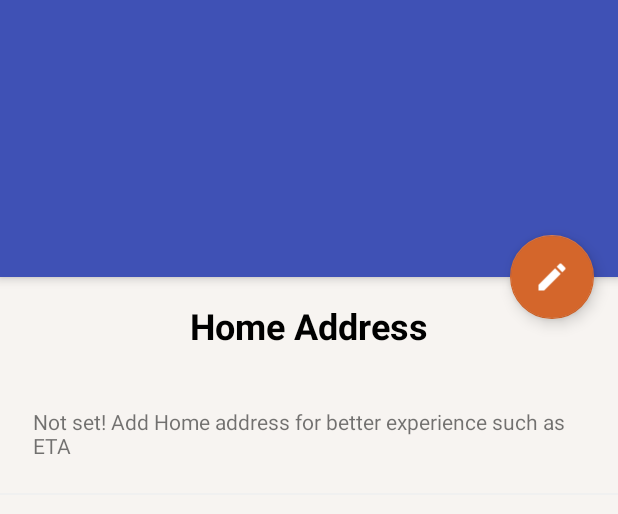
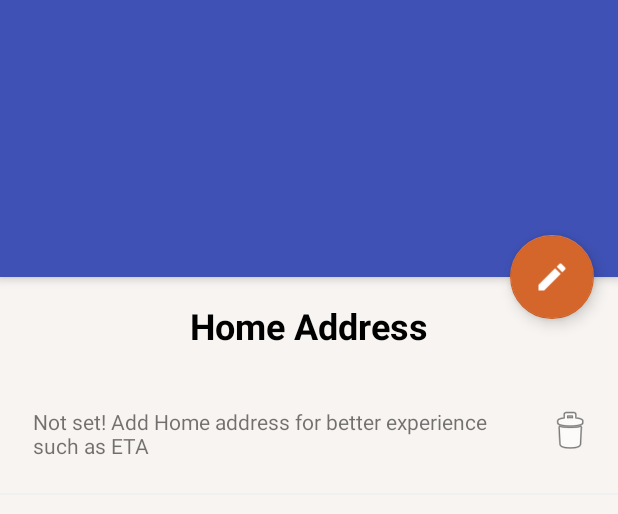
Before and after one commit to kumar7rk/FLASH-A, an Android app: the HomeAddress screen opened directly, with no data from a screen before it, on a phone screen of 412 x 824 dp, the part 137-651 px from its top. Run offline under Robolectric (Android 15) with nearby library versions, the phone set to English and light mode, and no system bars.

Commit message:
Delete icon added in home address xml

```diff
--- a/app/src/main/res/layout/activity_home_address_new.xml
+++ b/app/src/main/res/layout/activity_home_address_new.xml
@@ -57,15 +57,27 @@
                         android:textColor="#000000"
                         android:fontFamily="sans-serif"
                         android:text="@string/home_address"/>
+                    <LinearLayout
+                        android:layout_width="match_parent"
+                        android:layout_height="match_parent"
+                        android:orientation="horizontal"
+                        >
+                            <TextView
+                                    android:id="@+id/homeAddress_tv"
+                                    android:layout_width="320dp"
+                                    android:layout_height="wrap_content"
+                                    android:layout_margin="22dp"
+                                    android:text="@string/home_address_text"/>
 
-                    <TextView
-                        android:id="@+id/homeAddress_tv"
-                        android:layout_width="wrap_content"
-                        android:layout_height="wrap_content"
-                        android:layout_margin="22dp"
-                        android:text="@string/home_address_text"/>
+                        <ImageView
+                            android:id="@+id/delete"
+                            android:layout_width="wrap_content"
+                            android:layout_height="wrap_content"
+                            android:layout_marginTop="22dp"
+                            app:srcCompat="@android:drawable/ic_menu_delete" />
+                    </LinearLayout>
 
-                    <View
+                <View
                         android:layout_width="match_parent"
                         android:layout_height="1dp"
                         android:background="#f0f0f0" />
```
